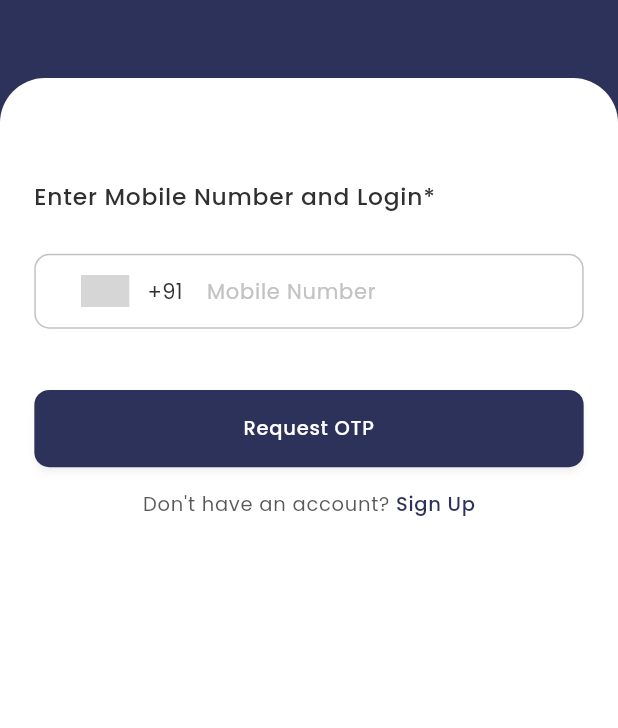
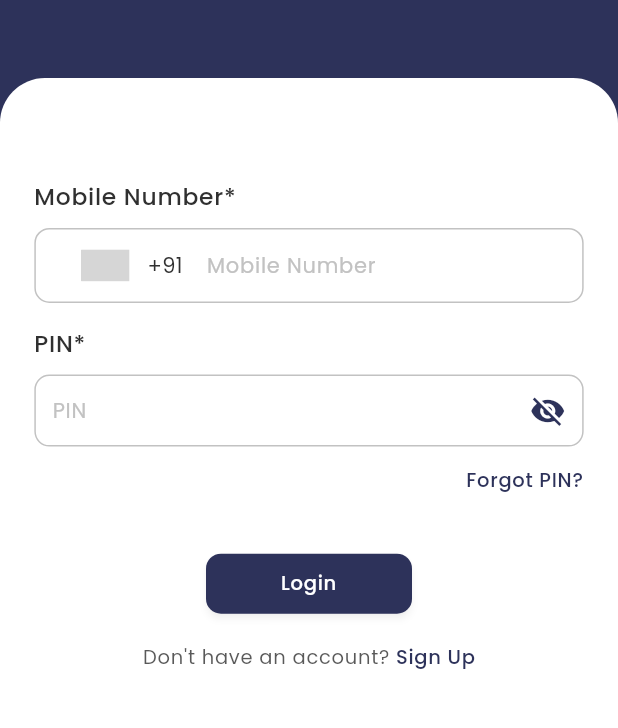
Before and after one commit to kpIvottiontech/credease, a Flutter app: the screen it shows after launch, on a phone screen of 412 x 824 dp, the part 231-959 px from its top. Run offline on Flutter 3.47's test engine with Material 3 defaults, Android fonts, the light colour scheme and no system bars; drawn by our look-alikes of intl_phone_number_input; our stand-ins replace dio, flutter_svg, get, google_fonts, logger, pinput and 2 more; project files that could hold a hidden picture were left out; grey boxes are pictures that could not be loaded.

Commit message:
30Jan20241105

```diff
--- a/lib/ui/login_screen/login_controller.dart
+++ b/lib/ui/login_screen/login_controller.dart
@@ -7,9 +7,11 @@ class LoginController extends GetxController {
   ApiWorker apiWorker = ApiWorker();
   final formKey = GlobalKey<FormState>();
   final mobileTC = TextEditingController();
+  final pinTC = TextEditingController();
   String initialCountry = 'IN';
   PhoneNumber number = PhoneNumber(isoCode: 'IN');
   RxBool phnValidator = true.obs;
+  bool isVisible1 = false;
 
   @override
   void onInit() {
--- a/lib/ui/login_screen/login_screen.dart
+++ b/lib/ui/login_screen/login_screen.dart
@@ -1,6 +1,7 @@
 import 'package:credease/components/common_size/common_hight_width.dart';
 import 'package:credease/components/common_size/nk_font_size.dart';
 import 'package:credease/components/my_common_container.dart';
+import 'package:credease/components/my_form_field.dart';
 import 'package:credease/components/my_regular_text.dart';
 import 'package:credease/components/my_theme_button.dart';
 import 'package:credease/routes/routes.dart';
@@ -114,7 +115,7 @@ class _LoginScreenState extends State<LoginScreen> {
             ),
             formFieldWidget(login),
             SizedBox(
-              height: AppDimensions.instance!.height / 26,
+              height: AppDimensions.instance!.height / 30,
             ),
             loginBtn(login),
             SizedBox(
@@ -135,12 +136,12 @@ class _LoginScreenState extends State<LoginScreen> {
       children: [
         MyRegularText(
           fontSize: NkFontSize.regularFont(regularFont: 15.6),
-          label: 'Enter Mobile Number and Login*',
+          label: 'Mobile Number*',
           fontWeight: FontWeight.w500,
           color: primaryTextColor,
         ),
         SizedBox(
-          height: AppDimensions.instance!.height / 30,
+          height: AppDimensions.instance!.height / 80,
         ),
         Obx(() =>  Column(
           crossAxisAlignment: CrossAxisAlignment.start,
@@ -210,7 +211,7 @@ class _LoginScreenState extends State<LoginScreen> {
                 },
               ),
             ),
-            login.phnValidator == false?
+            login.phnValidator.value == false?
             Column(
               crossAxisAlignment: CrossAxisAlignment.start,
               mainAxisAlignment: MainAxisAlignment.start,
@@ -226,6 +227,66 @@ class _LoginScreenState extends State<LoginScreen> {
             ) : SizedBox(),
           ],
         ),),
+        SizedBox(
+          height: AppDimensions.instance!.height / 50,
+        ),
+        MyRegularText(
+          fontSize: NkFontSize.regularFont(regularFont: 15.6),
+          label: 'PIN*',
+          fontWeight: FontWeight.w500,
+          color: primaryTextColor,
+        ),
+        SizedBox(
+          height: AppDimensions.instance!.height / 80,
+        ),
+        MyFormField(
+          controller: login.pinTC,
+          labelText: 'PIN',
+          suffixIcon: GestureDetector(
+              onTap: () {
+                login.isVisible1 = !login.isVisible1;
+                setState(() {});
+              },
+              child: Icon(
+                login.isVisible1 ? Icons.visibility : Icons.visibility_off,
+                color: primaryColor,
+              )),
+          obscureText: !login.isVisible1,
+          maxLines: 1,
+          validator: (PassCurrentValue) {
+            RegExp regex = RegExp(
+                r'^(?=.*?[A-Z])(?=.*?[a-z])(?=.*?[0-9])(?=.*?[!@#\$&*~]).{8,20}$');
+
+            if (PassCurrentValue!.isEmpty) {
+              return "Pin";
+            }
+           /* else if (PassCurrentValue!.length < 8) {
+              print('password length is less than 8');
+              return "Please enter atleast 8 character password";
+            } else {
+              if (!regex.hasMatch(PassCurrentValue)) {
+                return ("Password should contain upper, lower, digit\nand Special character ");
+              }*/
+              else {
+                return null;
+              }
+          },
+        ),
+        SizedBox(
+          height: AppDimensions.instance!.height / 60,
+        ),
+        GestureDetector(
+            onTap: () {
+              Get.offAndToNamed(AppRoutes.signUp);
+            },
+            child: Align(
+              alignment: Alignment.centerRight,
+              child: MyRegularText(
+                  label: 'Forgot PIN?',
+                  fontSize: 13,
+                  color: primaryColor,
+                  fontWeight: FontWeight.w500),
+            )),
         SizedBox(
           height: AppDimensions.instance!.height / 90,
         ),
@@ -264,15 +325,14 @@ class _LoginScreenState extends State<LoginScreen> {
           //login.login('0',context: context);
         }
       },
-      buttonText: 'Request OTP',
+      buttonText: 'Login',
       color: primaryColor,
       fontColor: white,
       fontSize: 13,
       shape: RoundedRectangleBorder(
         borderRadius: BorderRadius.circular(10),
       ),
-      height: AppDimensions.instance!.height / 16,
-      width: AppDimensions.instance!.width,
+      width: AppDimensions.instance!.width/3,
       padding: EdgeInsets.zero,
     );
   }
```
Also changed, not shown: pubspec.lock.
